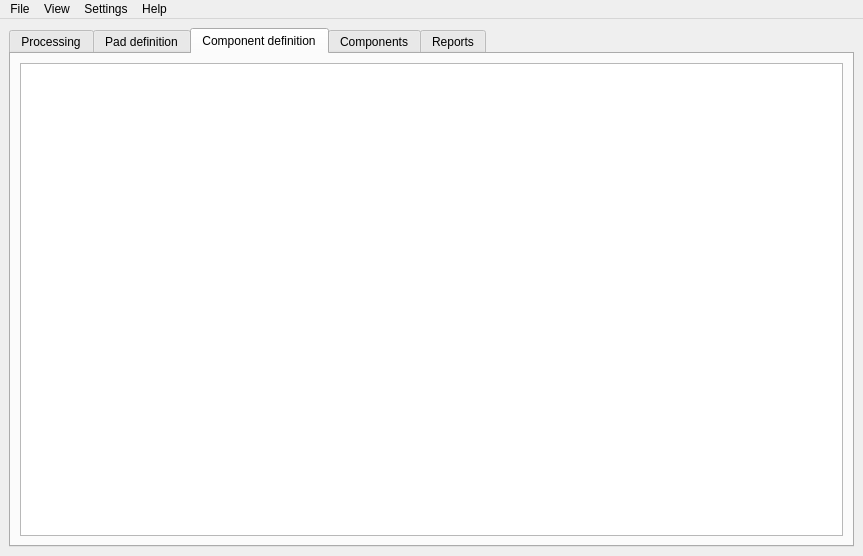
pashtetez/pcadattr, file main.ui: the form before one commit.
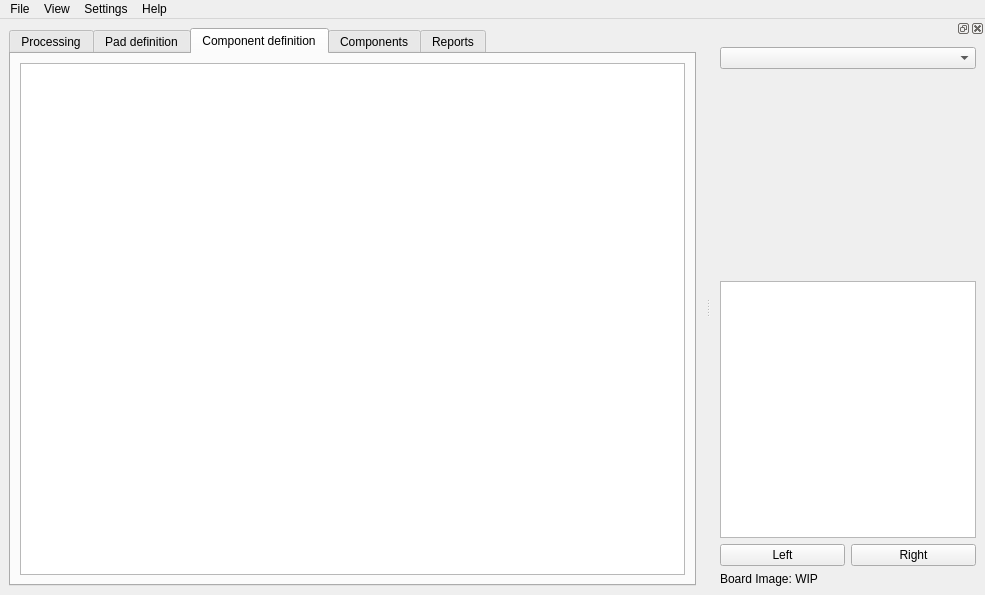
The form after the commit. The open tabs and pages were chosen to show the change.

Commit message: qgraphics view tests

```diff
--- a/main.ui
+++ b/main.ui
@@ -6,8 +6,8 @@
    <rect>
     <x>0</x>
     <y>0</y>
-    <width>863</width>
-    <height>556</height>
+    <width>985</width>
+    <height>595</height>
    </rect>
   </property>
   <property name="windowTitle">
@@ -128,7 +128,11 @@
        </attribute>
        <layout class="QGridLayout" name="gridLayout_6">
         <item row="0" column="0">
-         <widget class="QTableWidget" name="compDefTable"/>
+         <widget class="QTableView" name="tableView">
+          <property name="sortingEnabled">
+           <bool>true</bool>
+          </property>
+         </widget>
         </item>
        </layout>
       </widget>
@@ -156,7 +160,7 @@
     <rect>
      <x>0</x>
      <y>0</y>
-     <width>863</width>
+     <width>985</width>
      <height>22</height>
     </rect>
    </property>
@@ -196,6 +200,61 @@
    <addaction name="menuSettings"/>
    <addaction name="menuHelp"/>
   </widget>
+  <widget class="QDockWidget" name="dockWidget">
+   <attribute name="dockWidgetArea">
+    <number>2</number>
+   </attribute>
+   <widget class="QWidget" name="dockWidgetContents">
+    <layout class="QGridLayout" name="gridLayout_8">
+     <item row="3" column="0">
+      <widget class="QPushButton" name="pushButton_2">
+       <property name="text">
+        <string>Left</string>
+       </property>
+      </widget>
+     </item>
+     <item row="3" column="1">
+      <widget class="QPushButton" name="pushButton_3">
+       <property name="text">
+        <string>Right</string>
+       </property>
+      </widget>
+     </item>
+     <item row="0" column="0" colspan="2">
+      <widget class="QComboBox" name="comboBox"/>
+     </item>
+     <item row="1" column="0" colspan="2">
+      <widget class="QLabel" name="label_6">
+       <property name="minimumSize">
+        <size>
+         <width>200</width>
+         <height>200</height>
+        </size>
+       </property>
+       <property name="maximumSize">
+        <size>
+         <width>200</width>
+         <height>200</height>
+        </size>
+       </property>
+       <property name="text">
+        <string/>
+       </property>
+      </widget>
+     </item>
+     <item row="4" column="0" colspan="2">
+      <widget class="QLabel" name="label_7">
+       <property name="text">
+        <string>Board Image: WIP</string>
+       </property>
+      </widget>
+     </item>
+     <item row="2" column="0" colspan="2">
+      <widget class="QGraphicsView" name="compDrawing"/>
+     </item>
+    </layout>
+   </widget>
+  </widget>
   <action name="actionShow_tape_samples">
    <property name="text">
     <string>Tape samples</string>
```
Left out of the diff: 2 changed lines with no effect on the pictures. The commit also changes 6 other files.
